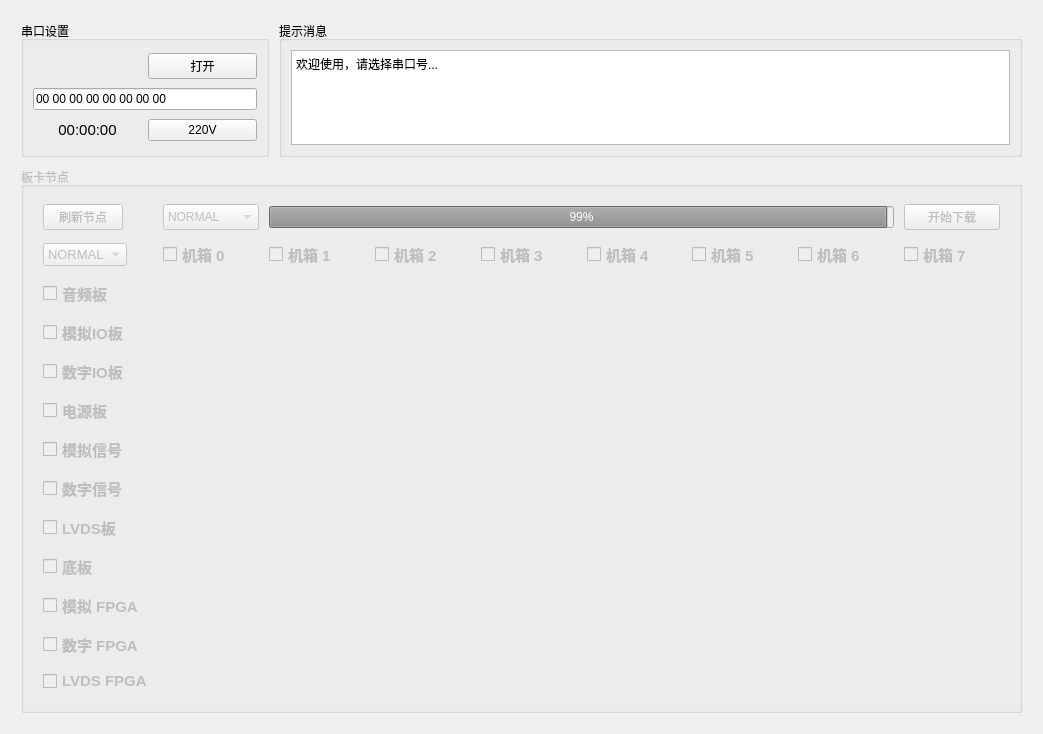
Above: ProgramUpdate.ui from chenzhipeng-hqu/python before the change. Below: the same form after it.
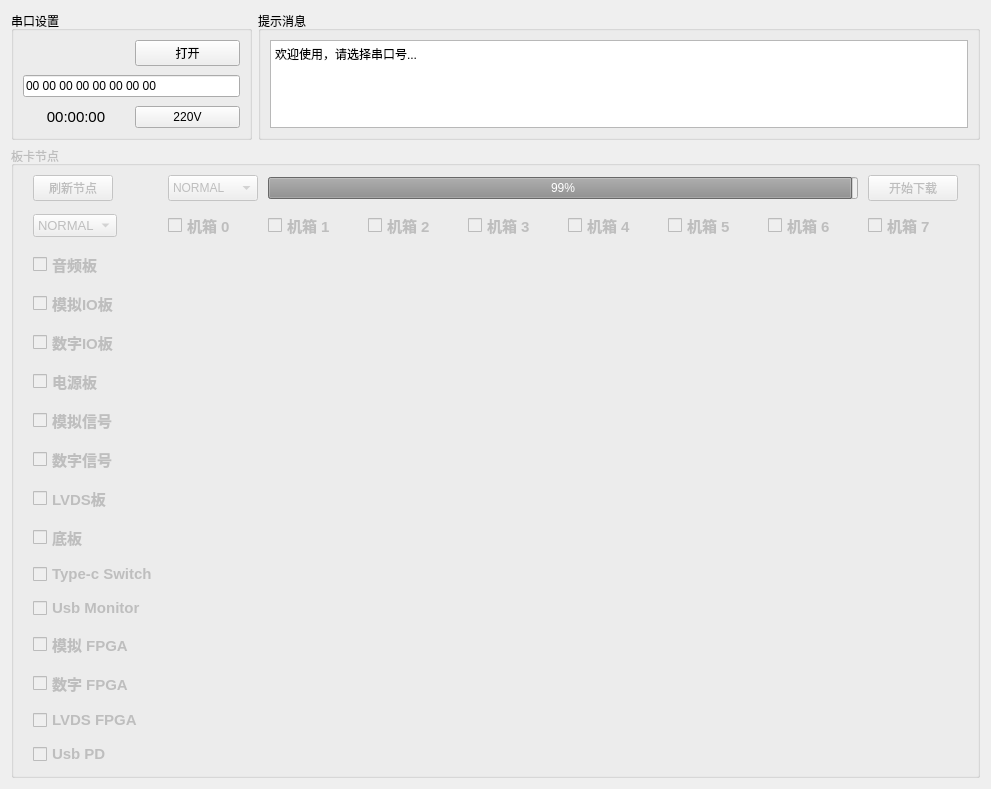
That is the form after the change.

```diff
--- a/ProgramUpdate.ui
+++ b/ProgramUpdate.ui
@@ -12,8 +12,8 @@
    <rect>
     <x>0</x>
     <y>0</y>
-    <width>1043</width>
-    <height>734</height>
+    <width>991</width>
+    <height>717</height>
    </rect>
   </property>
   <property name="sizePolicy">
@@ -37,27 +37,7 @@
   <property name="windowTitle">
    <string>ProgramUpdate</string>
   </property>
-  <layout class="QGridLayout" name="gridLayout_2">
-   <item row="0" column="0">
-    <layout class="QGridLayout" name="gridLayout_4" rowstretch="1,4" columnstretch="0">
-     <property name="sizeConstraint">
-      <enum>QLayout::SetNoConstraint</enum>
-     </property>
-     <property name="leftMargin">
-      <number>10</number>
-     </property>
-     <property name="topMargin">
-      <number>10</number>
-     </property>
-     <property name="rightMargin">
-      <number>10</number>
-     </property>
-     <property name="bottomMargin">
-      <number>10</number>
-     </property>
-     <property name="spacing">
-      <number>10</number>
-     </property>
+  <layout class="QGridLayout" name="gridLayout_4">
      <item row="0" column="0">
       <layout class="QHBoxLayout" name="horizontalLayout" stretch="1,3">
        <property name="sizeConstraint">
@@ -293,9 +273,9 @@
        <property name="title">
         <string>板卡节点</string>
        </property>
-       <layout class="QGridLayout" name="gridLayout_5">
+     <layout class="QGridLayout" name="gridLayout_2">
         <item row="0" column="0">
-         <layout class="QGridLayout" name="gridLayout_3" rowstretch="2,0,0,0,0,0,0,0,0,0,0,0,0" columnstretch="2,0,0,0,0,0,0,0,0">
+       <layout class="QGridLayout" name="gridLayout_3" rowstretch="2,0,0,0,0,0,0,0,0,0,0,0,0,0,0,0,0,0,0" columnstretch="2,0,0,0,0,0,0,0,0">
           <property name="sizeConstraint">
            <enum>QLayout::SetDefaultConstraint</enum>
           </property>
@@ -314,199 +294,7 @@
           <property name="spacing">
            <number>10</number>
           </property>
-          <item row="7" column="0">
-           <widget class="QCheckBox" name="DigitalVideo_checkBox">
-            <property name="enabled">
-             <bool>false</bool>
-            </property>
-            <property name="font">
-             <font>
-              <pointsize>11</pointsize>
-              <weight>75</weight>
-              <bold>true</bold>
-             </font>
-            </property>
-            <property name="focusPolicy">
-             <enum>Qt::StrongFocus</enum>
-            </property>
-            <property name="layoutDirection">
-             <enum>Qt::LeftToRight</enum>
-            </property>
-            <property name="text">
-             <string>数字信号</string>
-            </property>
-            <property name="checked">
-             <bool>false</bool>
-            </property>
-            <property name="autoRepeat">
-             <bool>false</bool>
-            </property>
-            <property name="tristate">
-             <bool>false</bool>
-            </property>
-           </widget>
-          </item>
-          <item row="5" column="0">
-           <widget class="QCheckBox" name="PScontrol_checkBox">
-            <property name="enabled">
-             <bool>false</bool>
-            </property>
-            <property name="font">
-             <font>
-              <pointsize>11</pointsize>
-              <weight>75</weight>
-              <bold>true</bold>
-             </font>
-            </property>
-            <property name="focusPolicy">
-             <enum>Qt::StrongFocus</enum>
-            </property>
-            <property name="layoutDirection">
-             <enum>Qt::LeftToRight</enum>
-            </property>
-            <property name="text">
-             <string>电源板</string>
-            </property>
-            <property name="checked">
-             <bool>false</bool>
-            </property>
-            <property name="autoRepeat">
-             <bool>false</bool>
-            </property>
-            <property name="tristate">
-             <bool>false</bool>
-            </property>
-           </widget>
-          </item>
-          <item row="6" column="0">
-           <widget class="QCheckBox" name="AnalogVideo_checkBox">
-            <property name="enabled">
-             <bool>false</bool>
-            </property>
-            <property name="font">
-             <font>
-              <pointsize>11</pointsize>
-              <weight>75</weight>
-              <bold>true</bold>
-             </font>
-            </property>
-            <property name="focusPolicy">
-             <enum>Qt::StrongFocus</enum>
-            </property>
-            <property name="layoutDirection">
-             <enum>Qt::LeftToRight</enum>
-            </property>
-            <property name="text">
-             <string>模拟信号</string>
-            </property>
-            <property name="checked">
-             <bool>false</bool>
-            </property>
-            <property name="autoRepeat">
-             <bool>false</bool>
-            </property>
-            <property name="tristate">
-             <bool>false</bool>
-            </property>
-           </widget>
-          </item>
-          <item row="8" column="0">
-           <widget class="QCheckBox" name="LVDS_checkBox">
-            <property name="enabled">
-             <bool>false</bool>
-            </property>
-            <property name="font">
-             <font>
-              <pointsize>11</pointsize>
-              <weight>75</weight>
-              <bold>true</bold>
-             </font>
-            </property>
-            <property name="focusPolicy">
-             <enum>Qt::StrongFocus</enum>
-            </property>
-            <property name="layoutDirection">
-             <enum>Qt::LeftToRight</enum>
-            </property>
-            <property name="text">
-             <string>LVDS板</string>
-            </property>
-            <property name="checked">
-             <bool>false</bool>
-            </property>
-            <property name="autoRepeat">
-             <bool>false</bool>
-            </property>
-            <property name="tristate">
-             <bool>false</bool>
-            </property>
-           </widget>
-          </item>
-          <item row="12" column="0">
-           <widget class="QCheckBox" name="LvdsFpga_checkBox">
-            <property name="enabled">
-             <bool>false</bool>
-            </property>
-            <property name="font">
-             <font>
-              <pointsize>11</pointsize>
-              <weight>75</weight>
-              <bold>true</bold>
-             </font>
-            </property>
-            <property name="focusPolicy">
-             <enum>Qt::StrongFocus</enum>
-            </property>
-            <property name="layoutDirection">
-             <enum>Qt::LeftToRight</enum>
-            </property>
-            <property name="text">
-             <string>LVDS FPGA</string>
-            </property>
-            <property name="checked">
-             <bool>false</bool>
-            </property>
-            <property name="autoRepeat">
-             <bool>false</bool>
-            </property>
-            <property name="tristate">
-             <bool>false</bool>
-            </property>
-           </widget>
-          </item>
-          <item row="10" column="0">
-           <widget class="QCheckBox" name="AnalogFpga_checkBox">
-            <property name="enabled">
-             <bool>false</bool>
-            </property>
-            <property name="font">
-             <font>
-              <pointsize>11</pointsize>
-              <weight>75</weight>
-              <bold>true</bold>
-             </font>
-            </property>
-            <property name="focusPolicy">
-             <enum>Qt::StrongFocus</enum>
-            </property>
-            <property name="layoutDirection">
-             <enum>Qt::LeftToRight</enum>
-            </property>
-            <property name="text">
-             <string>模拟 FPGA</string>
-            </property>
-            <property name="checked">
-             <bool>false</bool>
-            </property>
-            <property name="autoRepeat">
-             <bool>false</bool>
-            </property>
-            <property name="tristate">
-             <bool>false</bool>
-            </property>
-           </widget>
-          </item>
-          <item row="11" column="0">
+        <item row="13" column="0">
            <widget class="QCheckBox" name="DigitalFpga_checkBox">
             <property name="enabled">
              <bool>false</bool>
@@ -538,38 +326,6 @@
             </property>
            </widget>
           </item>
-          <item row="9" column="0">
-           <widget class="QCheckBox" name="PcieBase_checkBox">
-            <property name="enabled">
-             <bool>false</bool>
-            </property>
-            <property name="font">
-             <font>
-              <pointsize>11</pointsize>
-              <weight>75</weight>
-              <bold>true</bold>
-             </font>
-            </property>
-            <property name="focusPolicy">
-             <enum>Qt::StrongFocus</enum>
-            </property>
-            <property name="layoutDirection">
-             <enum>Qt::LeftToRight</enum>
-            </property>
-            <property name="text">
-             <string>底板</string>
-            </property>
-            <property name="checked">
-             <bool>false</bool>
-            </property>
-            <property name="autoRepeat">
-             <bool>false</bool>
-            </property>
-            <property name="tristate">
-             <bool>false</bool>
-            </property>
-           </widget>
-          </item>
           <item row="0" column="2" colspan="6">
            <widget class="QProgressBar" name="Progress_bar">
             <property name="value">
@@ -577,6 +333,38 @@
             </property>
            </widget>
           </item>
+        <item row="8" column="0">
+         <widget class="QCheckBox" name="LVDS_checkBox">
+          <property name="enabled">
+           <bool>false</bool>
+          </property>
+          <property name="font">
+           <font>
+            <pointsize>11</pointsize>
+            <weight>75</weight>
+            <bold>true</bold>
+           </font>
+          </property>
+          <property name="focusPolicy">
+           <enum>Qt::StrongFocus</enum>
+          </property>
+          <property name="layoutDirection">
+           <enum>Qt::LeftToRight</enum>
+          </property>
+          <property name="text">
+           <string>LVDS板</string>
+          </property>
+          <property name="checked">
+           <bool>false</bool>
+          </property>
+          <property name="autoRepeat">
+           <bool>false</bool>
+          </property>
+          <property name="tristate">
+           <bool>false</bool>
+          </property>
+         </widget>
+        </item>
           <item row="1" column="1">
            <widget class="QCheckBox" name="Box0_checkBox">
             <property name="enabled">
@@ -613,6 +401,54 @@
             </property>
            </widget>
           </item>
+        <item row="5" column="0">
+         <widget class="QCheckBox" name="PScontrol_checkBox">
+          <property name="enabled">
+           <bool>false</bool>
+          </property>
+          <property name="font">
+           <font>
+            <pointsize>11</pointsize>
+            <weight>75</weight>
+            <bold>true</bold>
+           </font>
+          </property>
+          <property name="focusPolicy">
+           <enum>Qt::StrongFocus</enum>
+          </property>
+          <property name="layoutDirection">
+           <enum>Qt::LeftToRight</enum>
+          </property>
+          <property name="text">
+           <string>电源板</string>
+          </property>
+          <property name="checked">
+           <bool>false</bool>
+          </property>
+          <property name="autoRepeat">
+           <bool>false</bool>
+          </property>
+          <property name="tristate">
+           <bool>false</bool>
+          </property>
+         </widget>
+        </item>
+        <item row="0" column="8">
+         <widget class="QPushButton" name="download_button">
+          <property name="enabled">
+           <bool>false</bool>
+          </property>
+          <property name="toolTip">
+           <string/>
+          </property>
+          <property name="text">
+           <string>开始下载</string>
+          </property>
+          <property name="shortcut">
+           <string>F8</string>
+          </property>
+         </widget>
+        </item>
           <item row="1" column="5">
            <widget class="QCheckBox" name="Box4_checkBox">
             <property name="enabled">
@@ -648,6 +484,38 @@
             </property>
            </widget>
           </item>
+        <item row="6" column="0">
+         <widget class="QCheckBox" name="AnalogVideo_checkBox">
+          <property name="enabled">
+           <bool>false</bool>
+          </property>
+          <property name="font">
+           <font>
+            <pointsize>11</pointsize>
+            <weight>75</weight>
+            <bold>true</bold>
+           </font>
+          </property>
+          <property name="focusPolicy">
+           <enum>Qt::StrongFocus</enum>
+          </property>
+          <property name="layoutDirection">
+           <enum>Qt::LeftToRight</enum>
+          </property>
+          <property name="text">
+           <string>模拟信号</string>
+          </property>
+          <property name="checked">
+           <bool>false</bool>
+          </property>
+          <property name="autoRepeat">
+           <bool>false</bool>
+          </property>
+          <property name="tristate">
+           <bool>false</bool>
+          </property>
+         </widget>
+        </item>
           <item row="4" column="0">
            <widget class="QCheckBox" name="DigitalIO_checkBox">
             <property name="enabled">
@@ -680,97 +548,13 @@
             </property>
            </widget>
           </item>
-          <item row="0" column="8">
-           <widget class="QPushButton" name="download_button">
+        <item row="7" column="0">
+         <widget class="QCheckBox" name="DigitalVideo_checkBox">
             <property name="enabled">
              <bool>false</bool>
             </property>
-            <property name="toolTip">
-             <string/>
-            </property>
-            <property name="text">
-             <string>开始下载</string>
-            </property>
-            <property name="shortcut">
-             <string>F8</string>
-            </property>
-           </widget>
-          </item>
-          <item row="0" column="1">
-           <widget class="QComboBox" name="Lvds_comboBox">
-            <property name="enabled">
-             <bool>false</bool>
-            </property>
-            <property name="sizePolicy">
-             <sizepolicy hsizetype="Ignored" vsizetype="Minimum">
-              <horstretch>0</horstretch>
-              <verstretch>0</verstretch>
-             </sizepolicy>
-            </property>
             <property name="font">
              <font>
-              <stylestrategy>PreferDefault</stylestrategy>
-             </font>
-            </property>
-            <item>
-             <property name="text">
-              <string>NORMAL</string>
-             </property>
-            </item>
-            <item>
-             <property name="text">
-              <string>LVDS</string>
-             </property>
-            </item>
-            <item>
-             <property name="text">
-              <string>N10</string>
-             </property>
-            </item>
-            <item>
-             <property name="text">
-              <string>N86_1</string>
-             </property>
-            </item>
-            <item>
-             <property name="text">
-              <string>N81</string>
-             </property>
-            </item>
-            <item>
-             <property name="text">
-              <string>PT320</string>
-             </property>
-            </item>
-            <item>
-             <property name="text">
-              <string>N86_2</string>
-             </property>
-            </item>
-            <item>
-             <property name="text">
-              <string>PT320_2</string>
-             </property>
-            </item>
-            <item>
-             <property name="text">
-              <string>EXT_2</string>
-             </property>
-            </item>
-            <item>
-             <property name="text">
-              <string>Bootloader</string>
-             </property>
-            </item>
-           </widget>
-          </item>
-          <item row="1" column="8">
-           <widget class="QCheckBox" name="Box7_checkBox">
-            <property name="enabled">
-             <bool>false</bool>
-            </property>
-            <property name="font">
-             <font>
               <pointsize>11</pointsize>
               <weight>75</weight>
               <bold>true</bold>
@@ -783,11 +567,8 @@
              <enum>Qt::LeftToRight</enum>
             </property>
             <property name="text">
-             <string>机箱 7</string>
-            </property>
-            <property name="checkable">
-             <bool>true</bool>
-            </property>
+           <string>数字信号</string>
+          </property>
             <property name="checked">
              <bool>false</bool>
             </property>
@@ -799,8 +580,8 @@
             </property>
            </widget>
           </item>
-          <item row="1" column="3">
-           <widget class="QCheckBox" name="Box2_checkBox">
+        <item row="9" column="0">
+         <widget class="QCheckBox" name="PcieBase_checkBox">
             <property name="enabled">
              <bool>false</bool>
             </property>
@@ -818,11 +599,8 @@
              <enum>Qt::LeftToRight</enum>
             </property>
             <property name="text">
-             <string>机箱 2</string>
-            </property>
-            <property name="checkable">
-             <bool>true</bool>
-            </property>
+           <string>底板</string>
+          </property>
             <property name="checked">
              <bool>false</bool>
             </property>
@@ -834,8 +612,8 @@
             </property>
            </widget>
           </item>
-          <item row="2" column="0">
-           <widget class="QCheckBox" name="Audio_checkBox">
+        <item row="14" column="0">
+         <widget class="QCheckBox" name="LvdsFpga_checkBox">
             <property name="enabled">
              <bool>false</bool>
             </property>
@@ -853,7 +631,7 @@
              <enum>Qt::LeftToRight</enum>
             </property>
             <property name="text">
-             <string>音频板</string>
+           <string>LVDS FPGA</string>
             </property>
             <property name="checked">
              <bool>false</bool>
@@ -866,8 +644,8 @@
             </property>
            </widget>
           </item>
-          <item row="1" column="2">
-           <widget class="QCheckBox" name="Box1_checkBox">
+        <item row="12" column="0">
+         <widget class="QCheckBox" name="AnalogFpga_checkBox">
             <property name="enabled">
              <bool>false</bool>
             </property>
@@ -885,11 +663,8 @@
              <enum>Qt::LeftToRight</enum>
             </property>
             <property name="text">
-             <string>机箱 1</string>
-            </property>
-            <property name="checkable">
-             <bool>true</bool>
-            </property>
+           <string>模拟 FPGA</string>
+          </property>
             <property name="checked">
              <bool>false</bool>
             </property>
@@ -901,22 +676,6 @@
             </property>
            </widget>
           </item>
-          <item row="0" column="0">
-           <widget class="QPushButton" name="BoardRefresh_button">
-            <property name="sizePolicy">
-             <sizepolicy hsizetype="Maximum" vsizetype="Maximum">
-              <horstretch>0</horstretch>
-              <verstretch>0</verstretch>
-             </sizepolicy>
-            </property>
-            <property name="text">
-             <string>刷新节点</string>
-            </property>
-            <property name="shortcut">
-             <string>F5</string>
-            </property>
-           </widget>
-          </item>
           <item row="1" column="0">
            <widget class="QComboBox" name="downloadMode_comboBox">
             <property name="enabled">
@@ -1005,38 +764,19 @@
             </property>
            </widget>
           </item>
-          <item row="1" column="6">
-           <widget class="QCheckBox" name="Box5_checkBox">
-            <property name="enabled">
-             <bool>false</bool>
-            </property>
-            <property name="font">
-             <font>
-              <pointsize>11</pointsize>
-              <weight>75</weight>
-              <bold>true</bold>
-             </font>
-            </property>
-            <property name="focusPolicy">
-             <enum>Qt::StrongFocus</enum>
-            </property>
-            <property name="layoutDirection">
-             <enum>Qt::LeftToRight</enum>
+        <item row="0" column="0">
+         <widget class="QPushButton" name="BoardRefresh_button">
+          <property name="sizePolicy">
+           <sizepolicy hsizetype="Maximum" vsizetype="Maximum">
+            <horstretch>0</horstretch>
+            <verstretch>0</verstretch>
+           </sizepolicy>
             </property>
             <property name="text">
-             <string>机箱 5</string>
-            </property>
-            <property name="checkable">
-             <bool>true</bool>
-            </property>
-            <property name="checked">
-             <bool>false</bool>
-            </property>
-            <property name="autoRepeat">
-             <bool>false</bool>
-            </property>
-            <property name="tristate">
-             <bool>false</bool>
+           <string>刷新节点</string>
+          </property>
+          <property name="shortcut">
+           <string>F5</string>
             </property>
            </widget>
           </item>
@@ -1075,6 +815,74 @@
             </property>
            </widget>
           </item>
+        <item row="0" column="1">
+         <widget class="QComboBox" name="Lvds_comboBox">
+          <property name="enabled">
+           <bool>false</bool>
+          </property>
+          <property name="sizePolicy">
+           <sizepolicy hsizetype="Ignored" vsizetype="Minimum">
+            <horstretch>0</horstretch>
+            <verstretch>0</verstretch>
+           </sizepolicy>
+          </property>
+          <property name="font">
+           <font>
+            <stylestrategy>PreferDefault</stylestrategy>
+           </font>
+          </property>
+          <item>
+           <property name="text">
+            <string>NORMAL</string>
+           </property>
+          </item>
+          <item>
+           <property name="text">
+            <string>LVDS</string>
+           </property>
+          </item>
+          <item>
+           <property name="text">
+            <string>N10</string>
+           </property>
+          </item>
+          <item>
+           <property name="text">
+            <string>N86_1</string>
+           </property>
+          </item>
+          <item>
+           <property name="text">
+            <string>N81</string>
+           </property>
+          </item>
+          <item>
+           <property name="text">
+            <string>PT320</string>
+           </property>
+          </item>
+          <item>
+           <property name="text">
+            <string>N86_2</string>
+           </property>
+          </item>
+          <item>
+           <property name="text">
+            <string>PT320_2</string>
+           </property>
+          </item>
+          <item>
+           <property name="text">
+            <string>EXT_2</string>
+           </property>
+          </item>
+          <item>
+           <property name="text">
+            <string>Bootloader</string>
+           </property>
+          </item>
+         </widget>
+        </item>
           <item row="3" column="0">
            <widget class="QCheckBox" name="AnalogIO_checkBox">
             <property name="enabled">
@@ -1107,12 +915,278 @@
             </property>
            </widget>
           </item>
-         </layout>
+        <item row="1" column="6">
+         <widget class="QCheckBox" name="Box5_checkBox">
+          <property name="enabled">
+           <bool>false</bool>
+          </property>
+          <property name="font">
+           <font>
+            <pointsize>11</pointsize>
+            <weight>75</weight>
+            <bold>true</bold>
+           </font>
+          </property>
+          <property name="focusPolicy">
+           <enum>Qt::StrongFocus</enum>
+          </property>
+          <property name="layoutDirection">
+           <enum>Qt::LeftToRight</enum>
+          </property>
+          <property name="text">
+           <string>机箱 5</string>
+          </property>
+          <property name="checkable">
+           <bool>true</bool>
+          </property>
+          <property name="checked">
+           <bool>false</bool>
+          </property>
+          <property name="autoRepeat">
+           <bool>false</bool>
+          </property>
+          <property name="tristate">
+           <bool>false</bool>
+          </property>
+         </widget>
         </item>
-       </layout>
-      </widget>
-     </item>
-    </layout>
+        <item row="1" column="2">
+         <widget class="QCheckBox" name="Box1_checkBox">
+          <property name="enabled">
+           <bool>false</bool>
+          </property>
+          <property name="font">
+           <font>
+            <pointsize>11</pointsize>
+            <weight>75</weight>
+            <bold>true</bold>
+           </font>
+          </property>
+          <property name="focusPolicy">
+           <enum>Qt::StrongFocus</enum>
+          </property>
+          <property name="layoutDirection">
+           <enum>Qt::LeftToRight</enum>
+          </property>
+          <property name="text">
+           <string>机箱 1</string>
+          </property>
+          <property name="checkable">
+           <bool>true</bool>
+          </property>
+          <property name="checked">
+           <bool>false</bool>
+          </property>
+          <property name="autoRepeat">
+           <bool>false</bool>
+          </property>
+          <property name="tristate">
+           <bool>false</bool>
+          </property>
+         </widget>
+        </item>
+        <item row="1" column="8">
+         <widget class="QCheckBox" name="Box7_checkBox">
+          <property name="enabled">
+           <bool>false</bool>
+          </property>
+          <property name="font">
+           <font>
+            <pointsize>11</pointsize>
+            <weight>75</weight>
+            <bold>true</bold>
+           </font>
+          </property>
+          <property name="focusPolicy">
+           <enum>Qt::StrongFocus</enum>
+          </property>
+          <property name="layoutDirection">
+           <enum>Qt::LeftToRight</enum>
+          </property>
+          <property name="text">
+           <string>机箱 7</string>
+          </property>
+          <property name="checkable">
+           <bool>true</bool>
+          </property>
+          <property name="checked">
+           <bool>false</bool>
+          </property>
+          <property name="autoRepeat">
+           <bool>false</bool>
+          </property>
+          <property name="tristate">
+           <bool>false</bool>
+          </property>
+         </widget>
+        </item>
+        <item row="2" column="0">
+         <widget class="QCheckBox" name="Audio_checkBox">
+          <property name="enabled">
+           <bool>false</bool>
+          </property>
+          <property name="font">
+           <font>
+            <pointsize>11</pointsize>
+            <weight>75</weight>
+            <bold>true</bold>
+           </font>
+          </property>
+          <property name="focusPolicy">
+           <enum>Qt::StrongFocus</enum>
+          </property>
+          <property name="layoutDirection">
+           <enum>Qt::LeftToRight</enum>
+          </property>
+          <property name="text">
+           <string>音频板</string>
+          </property>
+          <property name="checked">
+           <bool>false</bool>
+          </property>
+          <property name="autoRepeat">
+           <bool>false</bool>
+          </property>
+          <property name="tristate">
+           <bool>false</bool>
+          </property>
+         </widget>
+        </item>
+        <item row="1" column="3">
+         <widget class="QCheckBox" name="Box2_checkBox">
+          <property name="enabled">
+           <bool>false</bool>
+          </property>
+          <property name="font">
+           <font>
+            <pointsize>11</pointsize>
+            <weight>75</weight>
+            <bold>true</bold>
+           </font>
+          </property>
+          <property name="focusPolicy">
+           <enum>Qt::StrongFocus</enum>
+          </property>
+          <property name="layoutDirection">
+           <enum>Qt::LeftToRight</enum>
+          </property>
+          <property name="text">
+           <string>机箱 2</string>
+          </property>
+          <property name="checkable">
+           <bool>true</bool>
+          </property>
+          <property name="checked">
+           <bool>false</bool>
+          </property>
+          <property name="autoRepeat">
+           <bool>false</bool>
+          </property>
+          <property name="tristate">
+           <bool>false</bool>
+          </property>
+         </widget>
+        </item>
+        <item row="10" column="0">
+         <widget class="QCheckBox" name="TypecSwitch_checkBox">
+          <property name="enabled">
+           <bool>false</bool>
+          </property>
+          <property name="font">
+           <font>
+            <pointsize>11</pointsize>
+            <weight>75</weight>
+            <bold>true</bold>
+           </font>
+          </property>
+          <property name="focusPolicy">
+           <enum>Qt::StrongFocus</enum>
+          </property>
+          <property name="layoutDirection">
+           <enum>Qt::LeftToRight</enum>
+          </property>
+          <property name="text">
+           <string>Type-c Switch</string>
+          </property>
+          <property name="checked">
+           <bool>false</bool>
+          </property>
+          <property name="autoRepeat">
+           <bool>false</bool>
+          </property>
+          <property name="tristate">
+           <bool>false</bool>
+          </property>
+         </widget>
+        </item>
+        <item row="11" column="0">
+         <widget class="QCheckBox" name="UsbMonitor_checkBox">
+          <property name="enabled">
+           <bool>false</bool>
+          </property>
+          <property name="font">
+           <font>
+            <pointsize>11</pointsize>
+            <weight>75</weight>
+            <bold>true</bold>
+           </font>
+          </property>
+          <property name="focusPolicy">
+           <enum>Qt::StrongFocus</enum>
+          </property>
+          <property name="layoutDirection">
+           <enum>Qt::LeftToRight</enum>
+          </property>
+          <property name="text">
+           <string>Usb Monitor</string>
+          </property>
+          <property name="checked">
+           <bool>false</bool>
+          </property>
+          <property name="autoRepeat">
+           <bool>false</bool>
+          </property>
+          <property name="tristate">
+           <bool>false</bool>
+          </property>
+         </widget>
+        </item>
+        <item row="15" column="0">
+         <widget class="QCheckBox" name="Usb_PD_checkBox">
+          <property name="enabled">
+           <bool>false</bool>
+          </property>
+          <property name="font">
+           <font>
+            <pointsize>11</pointsize>
+            <weight>75</weight>
+            <bold>true</bold>
+           </font>
+          </property>
+          <property name="focusPolicy">
+           <enum>Qt::StrongFocus</enum>
+          </property>
+          <property name="layoutDirection">
+           <enum>Qt::LeftToRight</enum>
+          </property>
+          <property name="text">
+           <string>Usb PD</string>
+          </property>
+          <property name="checked">
+           <bool>false</bool>
+          </property>
+          <property name="autoRepeat">
+           <bool>false</bool>
+          </property>
+          <property name="tristate">
+           <bool>false</bool>
+          </property>
+         </widget>
+        </item>
+       </layout>
+      </item>
+     </layout>
+    </widget>
    </item>
   </layout>
  </widget>
```
Lines whose indentation alone changed are shown as unchanged.
